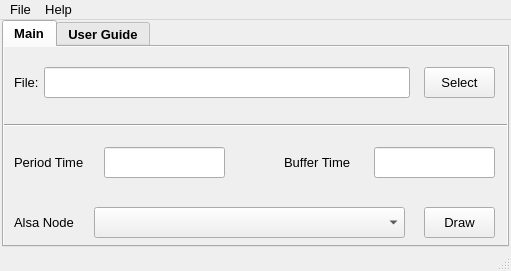
kainan-tek/ADTM_Tool, file ui/mainwindow.ui: the form before one commit.
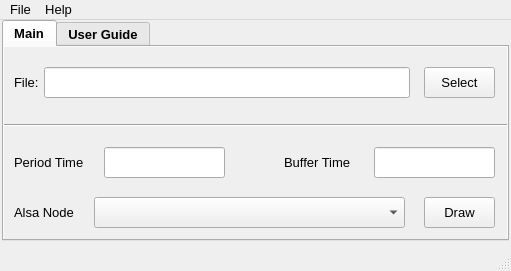
The form after the commit.

Patch:
```diff
--- a/ui/mainwindow.ui
+++ b/ui/mainwindow.ui
@@ -61,7 +61,7 @@
       <x>2</x>
       <y>0</y>
       <width>507</width>
-      <height>227</height>
+      <height>221</height>
      </rect>
     </property>
     <property name="sizePolicy">
@@ -82,6 +82,9 @@
     <property name="currentIndex">
      <number>0</number>
     </property>
+    <property name="elideMode">
+     <enum>Qt::TextElideMode::ElideNone</enum>
+    </property>
     <widget class="QWidget" name="MainTab">
      <property name="font">
       <font>
@@ -257,7 +260,7 @@
       <property name="geometry">
        <rect>
         <x>10</x>
-        <y>160</y>
+        <y>150</y>
         <width>71</width>
         <height>31</height>
        </rect>
@@ -276,7 +279,7 @@
       <property name="geometry">
        <rect>
         <x>420</x>
-        <y>160</y>
+        <y>150</y>
         <width>71</width>
         <height>31</height>
        </rect>
@@ -290,6 +293,9 @@
       <property name="text">
        <string>Draw</string>
       </property>
+      <property name="autoDefault">
+       <bool>false</bool>
+      </property>
      </widget>
      <widget class="QComboBox" name="comboBox">
       <property name="enabled">
@@ -298,7 +304,7 @@
       <property name="geometry">
        <rect>
         <x>90</x>
-        <y>160</y>
+        <y>150</y>
         <width>311</width>
         <height>31</height>
        </rect>
```
Left out of the diff: 18 changed lines with no effect on the pictures.
